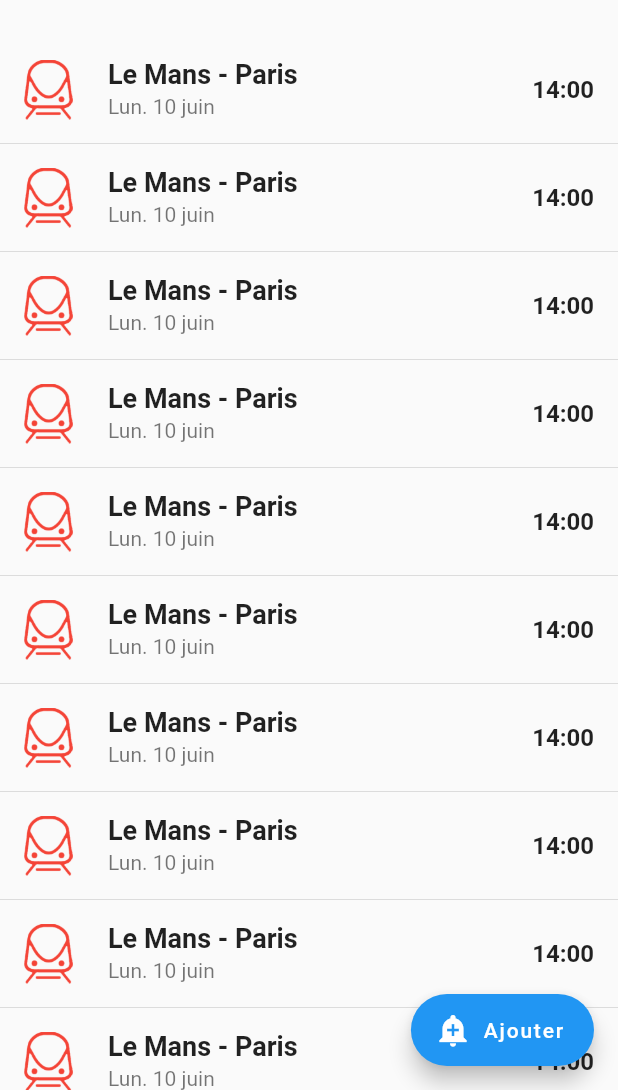
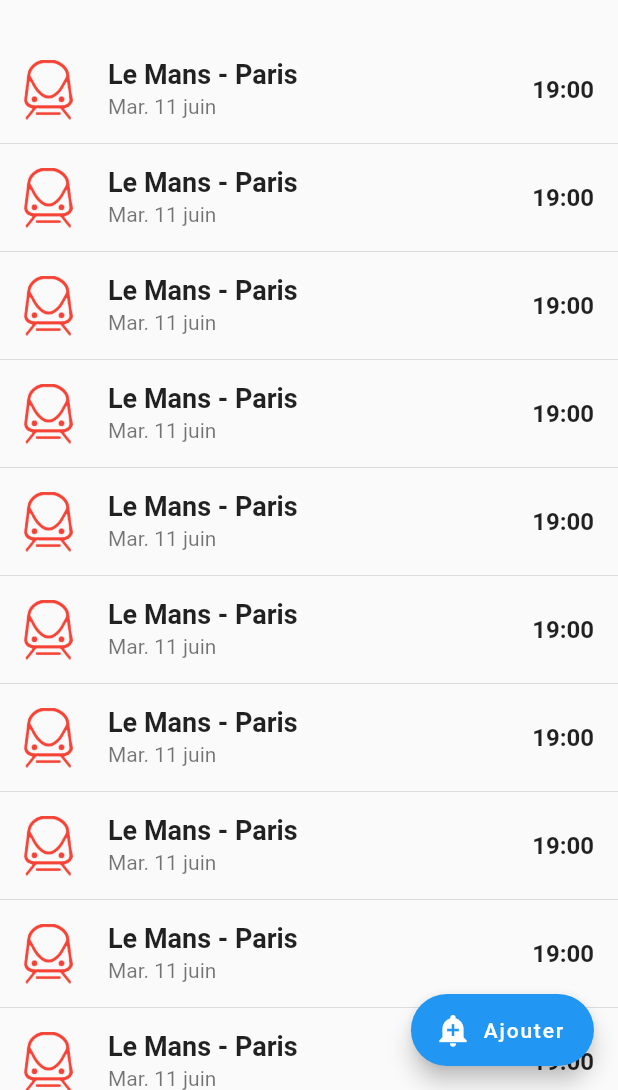
Before and after one commit to Pyozer/TGVMaxAlert, a Flutter app: the screen it shows after launch, on a phone screen of 412 x 824 dp, the part 146-1236 px from its top. Run offline on Flutter 3.47's test engine with Material 2 defaults, Android fonts, the phone set to English and light mode, and no system bars; our stand-ins replace dio, shared_preferences.

```diff
--- a/lib/screens/home_screen.dart
+++ b/lib/screens/home_screen.dart
@@ -15,10 +15,10 @@ class HomeScreen extends StatelessWidget {
       10,
       (_) => Alert(
             origin: "Le Mans",
-            originCode: "FRETK",
+            originCode: "FRAET",
             destination: "Paris",
             destinationCode: "FRPMO",
-            departureDate: DateTime(2019, 6, 10, 14),
+            departureDate: DateTime(2019, 6, 11, 19),
           ),
     ));
     return Scaffold(
```
Also changed, not shown: lib/screens/alert_trains_screen.dart (+6 -2 lines), lib/utils/api/api.dart (+7 -6 lines).
